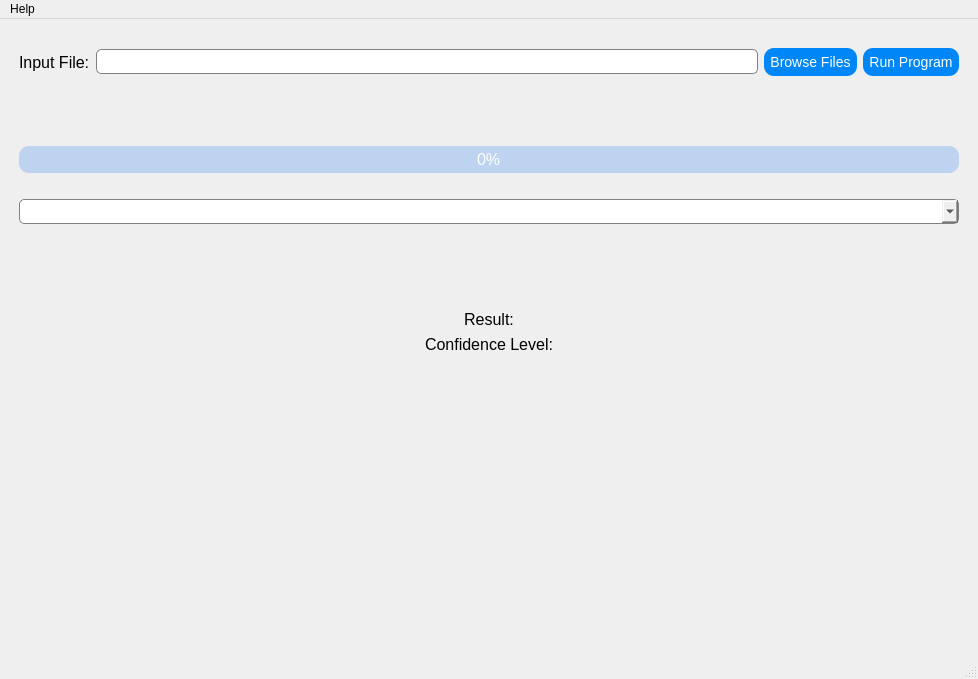
Old version of the form UI Code/AutismClassifier.ui in the repository RX-Larry/FIT3161_MA_6.
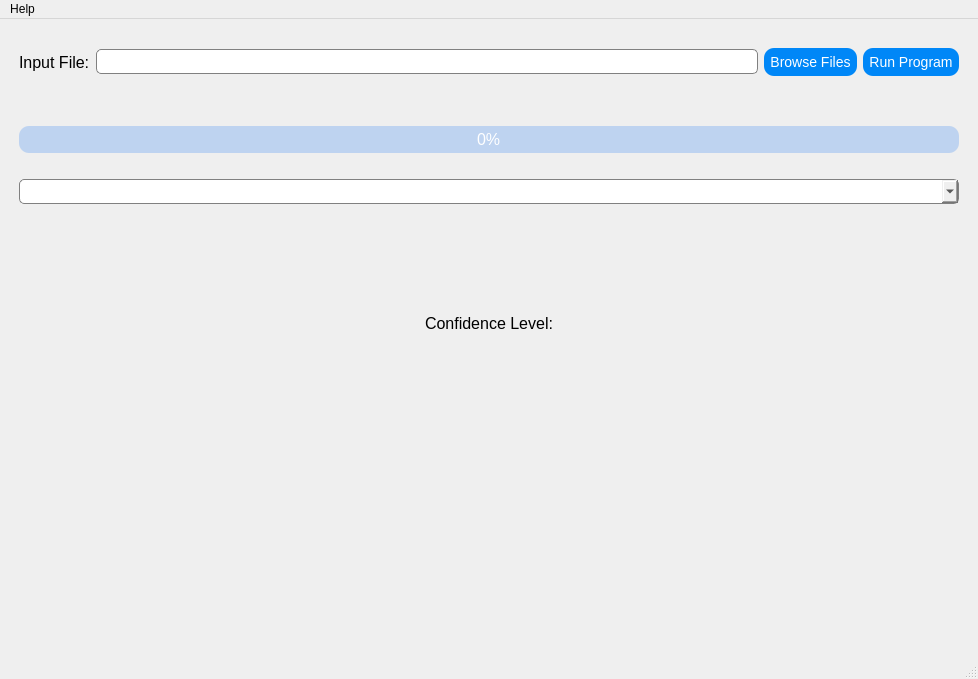
New version of the form.

Commit message: Added comments, removed some unused code and made a small change to the app's layout.

```diff
--- a/UI Code/AutismClassifier.ui
+++ b/UI Code/AutismClassifier.ui
@@ -156,22 +156,6 @@
       </item>
      </layout>
     </item>
-    <item>
-     <spacer name="verticalSpacer_7">
-      <property name="orientation">
-       <enum>Qt::Vertical</enum>
-      </property>
-      <property name="sizeType">
-       <enum>QSizePolicy::Fixed</enum>
-      </property>
-      <property name="sizeHint" stdset="0">
-       <size>
-        <width>20</width>
-        <height>20</height>
-       </size>
-      </property>
-     </spacer>
-    </item>
     <item>
      <widget class="QLabel" name="fileErrorLabel">
       <property name="font">
@@ -356,6 +340,9 @@
       <property name="text">
        <string/>
       </property>
+      <property name="alignment">
+       <set>Qt::AlignCenter</set>
+      </property>
      </widget>
     </item>
     <item>
@@ -382,7 +369,7 @@
        </font>
       </property>
       <property name="text">
-       <string>Result:</string>
+       <string/>
       </property>
       <property name="alignment">
        <set>Qt::AlignCenter</set>
```
The commit also changes 4 other files.
